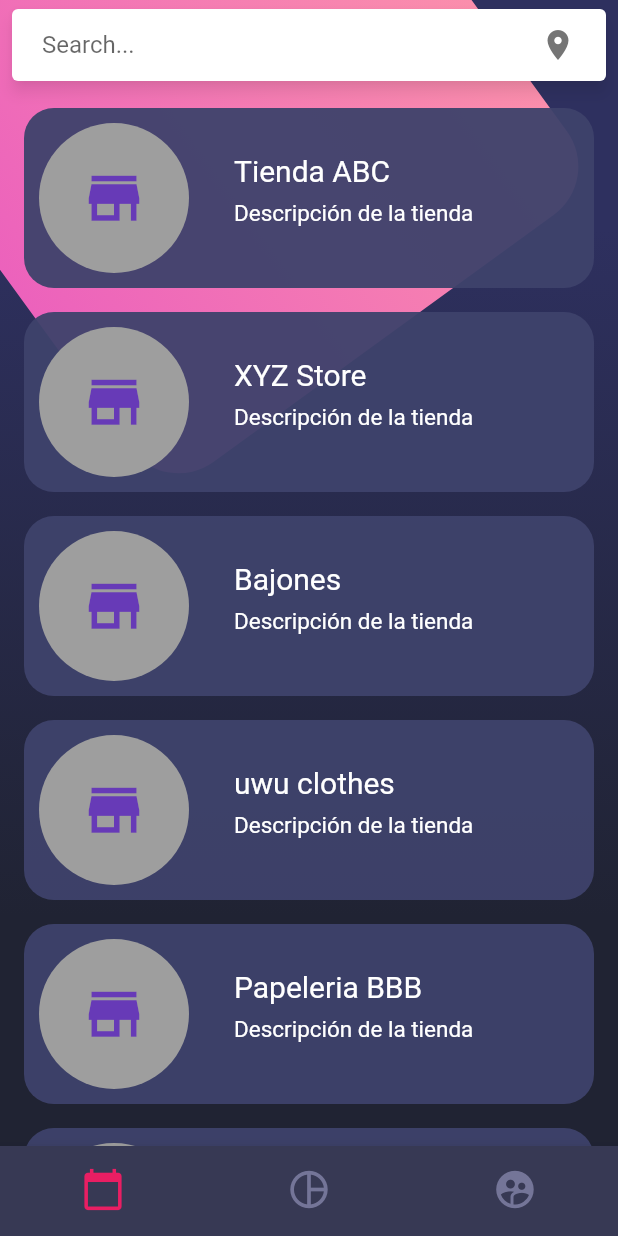
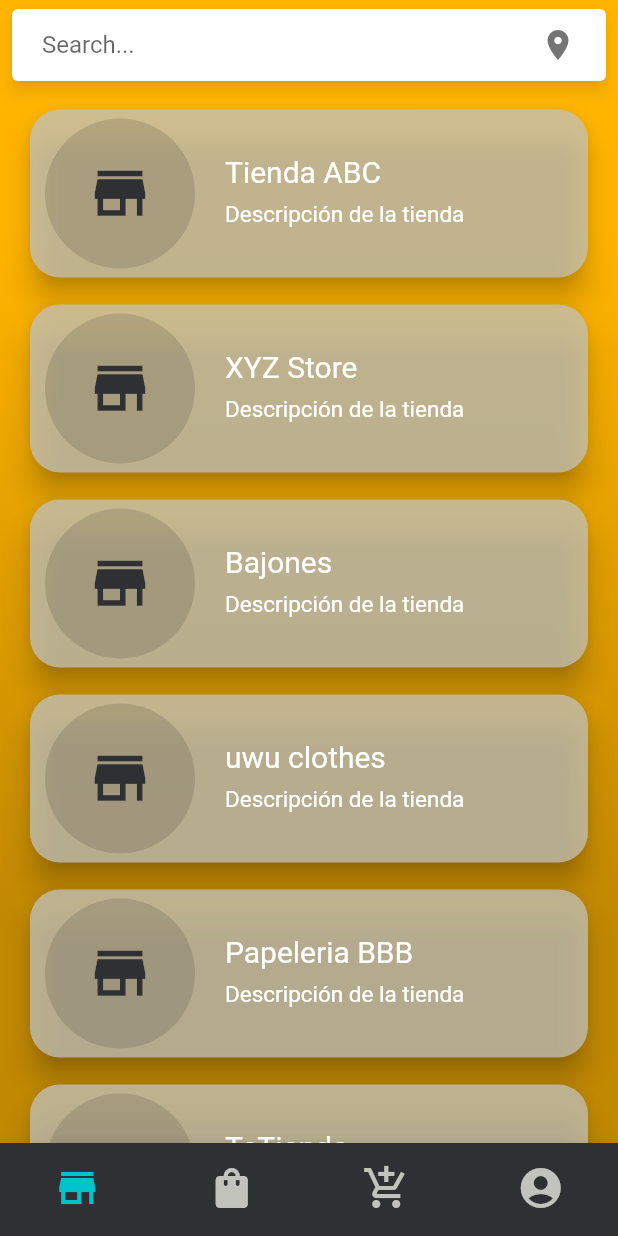
Before and after one commit to smenaaliaga/OPStores, a Flutter app: the screen it shows after launch, on a phone screen of 412 x 824 dp. Run offline on Flutter 3.47's test engine with Material 2 defaults, Android fonts, the light colour scheme and no system bars; drawn by our look-alikes of material_floating_search_bar; Roboto replaces fonts that are missing (Hind).

Commit message:
Se definen primeros colores del tema

```diff
--- a/lib/main.dart
+++ b/lib/main.dart
@@ -15,6 +15,41 @@ class OPStores extends StatelessWidget {
         'TestPage': (BuildContext context) => TestPage(),
       },
       debugShowCheckedModeBanner: false,
+      // Define Theme
+      theme: ThemeData(
+        // Define the default brightness and colors.
+        brightness: Brightness.light,
+
+        primaryColor: Color.fromRGBO(255, 180, 0, 1),
+        primaryColorDark: Color.fromRGBO(193, 136, 3, 1),
+        // Color.fromRGBO(38, 38, 38, 0.4)
+        accentColor: Colors.cyan[600],
+        // Define card theme
+        cardTheme: CardTheme(
+          shape:
+              RoundedRectangleBorder(borderRadius: BorderRadius.circular(20)),
+          elevation: 8,
+          color: Color.fromRGBO(194, 195, 189, 0.75),
+        ),
+        // Define Bottom Navigation Bar
+        bottomNavigationBarTheme: BottomNavigationBarThemeData(
+          showSelectedLabels: false,
+          showUnselectedLabels: false,
+          selectedItemColor: Color.fromRGBO(2, 195, 204, 1),
+          backgroundColor: Color.fromRGBO(47, 48, 52, 1),
+          unselectedItemColor: Color.fromRGBO(194, 195, 189, 1),
+        ),
+        // Define the default font family.
+        // fontFamily: 'Georgia',
+
+        // Define the default TextTheme. Use this to specify the default
+        // text styling for headlines, titles, bodies of text, and more.
+        textTheme: const TextTheme(
+          headline1: TextStyle(fontSize: 72.0, fontWeight: FontWeight.bold),
+          headline6: TextStyle(fontSize: 36.0, fontStyle: FontStyle.italic),
+          bodyText2: TextStyle(fontSize: 14.0, fontFamily: 'Hind'),
+        ),
+      ),
     );
   }
 }
--- a/lib/pages/home_page.dart
+++ b/lib/pages/home_page.dart
@@ -18,7 +18,7 @@ class HomePage extends StatelessWidget {
           //
         ],
       ),
-      bottomNavigationBar: CustomeBottomNavigator(),
+      bottomNavigationBar: BottomNavigator(),
     );
   }
 }
--- a/lib/widgets/background.dart
+++ b/lib/widgets/background.dart
@@ -11,8 +11,8 @@ class Background extends StatelessWidget {
       end: Alignment.bottomCenter,
       stops: [0.2, 0.8],
       colors: [
-        Color(0xFF2E305F),
-        Color(0xFF202333),
+        Theme.of(context).primaryColor,
+        Theme.of(context).primaryColorDark,
       ],
     ));
 
@@ -20,7 +20,7 @@ class Background extends StatelessWidget {
       // Gradiente de fondo
       Container(decoration: boxDecoration),
       // Pink Box
-      _PinkBox()
+      //_PinkBox()
     ]);
   }
 }
@@ -39,8 +39,8 @@ class _PinkBox extends StatelessWidget {
           decoration: BoxDecoration(
               borderRadius: BorderRadius.circular(40),
               gradient: LinearGradient(colors: [
-                Color.fromRGBO(236, 98, 188, 1),
-                Color.fromRGBO(251, 142, 172, 1),
+                Color.fromRGBO(194, 195, 189, 1),
+                Color.fromRGBO(170, 171, 166, 1),
               ])),
         ),
       ),
--- a/lib/widgets/bottom_navigator.dart
+++ b/lib/widgets/bottom_navigator.dart
@@ -1,23 +1,20 @@
 import 'package:flutter/material.dart';
 
-class CustomeBottomNavigator extends StatelessWidget {
+class BottomNavigator extends StatelessWidget {
   @override
   Widget build(BuildContext context) {
     return BottomNavigationBar(
-      showSelectedLabels: false,
-      showUnselectedLabels: false,
-      iconSize: 30,
-      selectedItemColor: Colors.pink,
-      backgroundColor: Color.fromRGBO(55, 57, 84, 1),
-      unselectedItemColor: Color.fromRGBO(116, 117, 152, 1),
       currentIndex: 0,
+      iconSize: 32,
+      type: BottomNavigationBarType.fixed,
       items: [
+        BottomNavigationBarItem(icon: Icon(Icons.store), label: 'Tiendas'),
         BottomNavigationBarItem(
-            icon: Icon(Icons.calendar_today), label: 'Calendario'),
+            icon: Icon(Icons.shopping_bag), label: 'Productos'),
         BottomNavigationBarItem(
-            icon: Icon(Icons.pie_chart_outline_outlined), label: 'Grafica'),
+            icon: Icon(Icons.add_shopping_cart), label: 'Favoritos'),
         BottomNavigationBarItem(
-            icon: Icon(Icons.supervised_user_circle), label: 'Usuarios')
+            icon: Icon(Icons.account_circle), label: 'Usuarios')
       ],
     );
   }
--- a/lib/widgets/tiendas.dart
+++ b/lib/widgets/tiendas.dart
@@ -90,22 +90,17 @@ class _SingleCard extends StatelessWidget {
   @override
   Widget build(BuildContext context) {
     return Container(
-      margin: EdgeInsets.symmetric(vertical: 8),
-      child: Container(
+        margin: EdgeInsets.symmetric(vertical: 5),
         height: 120,
-        width: 180,
-        alignment: Alignment.centerLeft,
-        decoration: BoxDecoration(
-            color: Color.fromRGBO(62, 66, 107, 0.95),
-            borderRadius: BorderRadius.circular(20)),
+        child: Card(
           child: Row(
             children: [
               _StoreImage(),
+              SizedBox(width: 10),
               _StoreDescription(),
             ],
           ),
-      ),
-    );
+        ));
   }
 
   _StoreImage() {
@@ -113,15 +108,15 @@ class _SingleCard extends StatelessWidget {
       children: [
         SizedBox(width: 10),
         CircleAvatar(
-          backgroundColor: Colors.grey,
+          backgroundColor: Colors.black12,
           child: Icon(
             icon,
             size: 45,
-            color: Colors.deepPurple,
+            color: Color.fromRGBO(47, 48, 52, 1),
           ),
           radius: 50,
         ),
-        SizedBox(width: 30),
+        SizedBox(width: 10),
       ],
     );
   }
```
Lines whose indentation alone changed are shown as unchanged.
